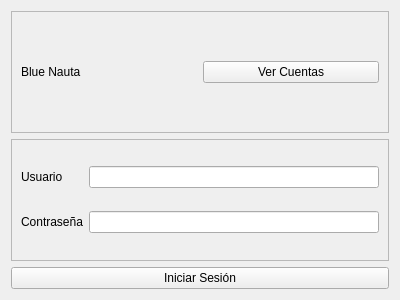
R0land013/blue-nauta, file view/ui/main.ui: the form before one commit.
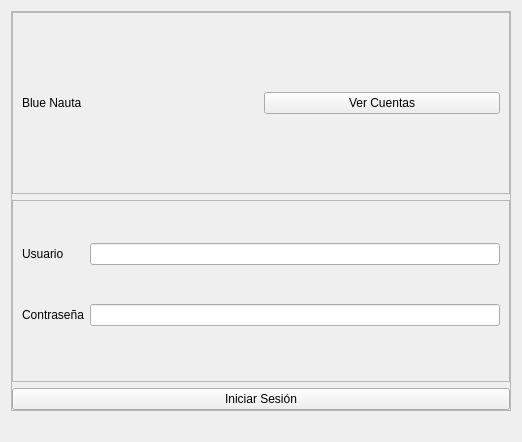
The form after the commit.

Commit message: Feat: The session is opened using another thread, not the main thread

Diff of the .ui file:
```diff
--- a/view/ui/main.ui
+++ b/view/ui/main.ui
@@ -1,13 +1,13 @@
 <?xml version="1.0" encoding="UTF-8"?>
 <ui version="4.0">
- <class>Frame</class>
- <widget class="QFrame" name="Frame">
+ <class>base_container</class>
+ <widget class="QFrame" name="base_container">
   <property name="geometry">
    <rect>
     <x>0</x>
     <y>0</y>
-    <width>400</width>
-    <height>300</height>
+    <width>522</width>
+    <height>442</height>
    </rect>
   </property>
   <property name="windowTitle">
@@ -15,6 +15,27 @@
   </property>
   <layout class="QVBoxLayout" name="verticalLayout">
    <item>
+    <widget class="QFrame" name="main_container">
+     <property name="frameShape">
+      <enum>QFrame::StyledPanel</enum>
+     </property>
+     <property name="frameShadow">
+      <enum>QFrame::Raised</enum>
+     </property>
+     <layout class="QVBoxLayout" name="verticalLayout_2">
+      <property name="leftMargin">
+       <number>0</number>
+      </property>
+      <property name="topMargin">
+       <number>0</number>
+      </property>
+      <property name="rightMargin">
+       <number>0</number>
+      </property>
+      <property name="bottomMargin">
+       <number>0</number>
+      </property>
+      <item>
     <widget class="QFrame" name="frame_2">
      <property name="frameShape">
       <enum>QFrame::StyledPanel</enum>
@@ -49,13 +70,9 @@
       <enum>QFrame::Raised</enum>
      </property>
      <layout class="QGridLayout" name="gridLayout">
-      <item row="0" column="0">
-       <widget class="QLabel" name="label_2">
-        <property name="text">
-         <string>Usuario</string>
-        </property>
-       </widget>
-      </item>
+         <property name="bottomMargin">
+          <number>20</number>
+         </property>
       <item row="0" column="1">
        <widget class="QLineEdit" name="user_line_edit"/>
       </item>
@@ -73,6 +90,13 @@
         </property>
        </widget>
       </item>
+         <item row="0" column="0">
+          <widget class="QLabel" name="label_2">
+           <property name="text">
+            <string>Usuario</string>
+           </property>
+          </widget>
+         </item>
      </layout>
     </widget>
    </item>
@@ -80,6 +104,22 @@
     <widget class="QPushButton" name="init_session_button">
      <property name="text">
       <string>Iniciar Sesión</string>
+        </property>
+       </widget>
+      </item>
+     </layout>
+    </widget>
+   </item>
+   <item>
+    <widget class="QLabel" name="status_label">
+     <property name="sizePolicy">
+      <sizepolicy hsizetype="Maximum" vsizetype="Maximum">
+       <horstretch>0</horstretch>
+       <verstretch>0</verstretch>
+      </sizepolicy>
+     </property>
+     <property name="text">
+      <string/>
      </property>
     </widget>
    </item>
```
Lines whose indentation alone changed are shown as unchanged. The commit also changes 4 other files.
